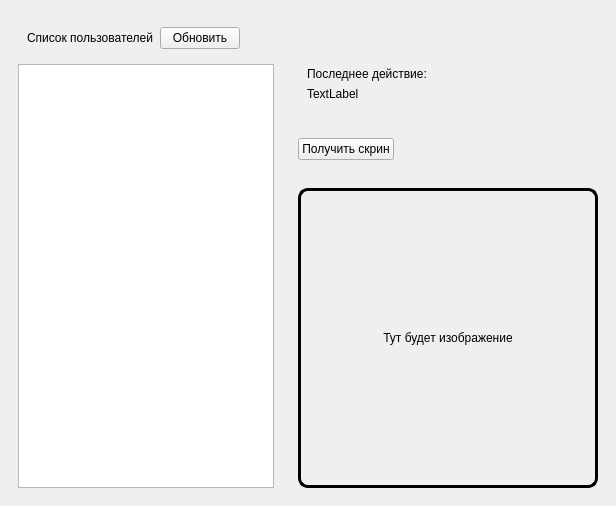
First picture: the form in client/mainwindow.ui, repository Lamardo43/resume-QT-cpp-tech, before the edit.
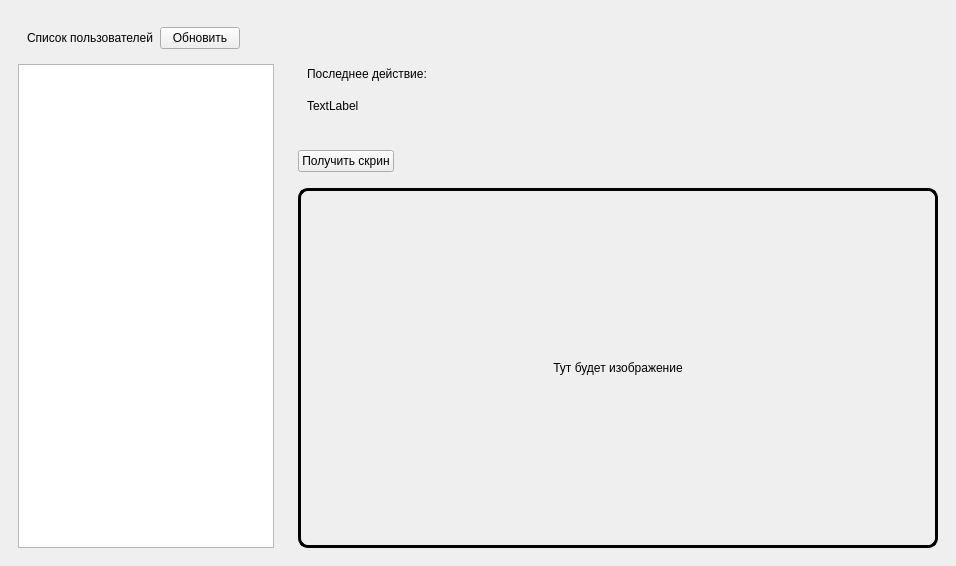
Second picture: the form after the edit.

Commit message: сделал редизайн окна

The edit to the form file:
```diff
--- a/client/mainwindow.ui
+++ b/client/mainwindow.ui
@@ -6,8 +6,8 @@
    <rect>
     <x>0</x>
     <y>0</y>
-    <width>616</width>
-    <height>506</height>
+    <width>956</width>
+    <height>566</height>
    </rect>
   </property>
   <property name="sizePolicy">
@@ -114,7 +114,7 @@
     <item alignment="Qt::AlignHCenter">
      <widget class="QWidget" name="widget_4" native="true">
       <property name="sizePolicy">
-       <sizepolicy hsizetype="Fixed" vsizetype="Preferred">
+       <sizepolicy hsizetype="Expanding" vsizetype="Preferred">
         <horstretch>0</horstretch>
         <verstretch>0</verstretch>
        </sizepolicy>
@@ -139,7 +139,7 @@
        <item>
         <widget class="QWidget" name="widget_3" native="true">
          <property name="sizePolicy">
-          <sizepolicy hsizetype="Fixed" vsizetype="Preferred">
+          <sizepolicy hsizetype="Expanding" vsizetype="Expanding">
            <horstretch>0</horstretch>
            <verstretch>0</verstretch>
           </sizepolicy>
@@ -148,7 +148,7 @@
           <item alignment="Qt::AlignTop">
            <widget class="QLabel" name="last_doing">
             <property name="sizePolicy">
-             <sizepolicy hsizetype="Fixed" vsizetype="Preferred">
+             <sizepolicy hsizetype="Expanding" vsizetype="Expanding">
               <horstretch>0</horstretch>
               <verstretch>0</verstretch>
              </sizepolicy>
@@ -167,7 +167,7 @@
           <item alignment="Qt::AlignTop">
            <widget class="QLabel" name="last_doing_label">
             <property name="sizePolicy">
-             <sizepolicy hsizetype="Fixed" vsizetype="Preferred">
+             <sizepolicy hsizetype="Expanding" vsizetype="Expanding">
               <horstretch>0</horstretch>
               <verstretch>0</verstretch>
              </sizepolicy>
@@ -245,16 +245,19 @@
        </item>
        <item>
         <widget class="QLabel" name="picture">
+         <property name="enabled">
+          <bool>true</bool>
+         </property>
          <property name="sizePolicy">
-          <sizepolicy hsizetype="Fixed" vsizetype="Preferred">
+          <sizepolicy hsizetype="Expanding" vsizetype="Expanding">
            <horstretch>0</horstretch>
            <verstretch>0</verstretch>
           </sizepolicy>
          </property>
          <property name="minimumSize">
           <size>
-           <width>300</width>
-           <height>300</height>
+           <width>640</width>
+           <height>360</height>
           </size>
          </property>
          <property name="styleSheet">
@@ -262,6 +265,9 @@
 border: 3px solid rgba(0, 0, 0, 255);
 border-radius: 10px;</string>
          </property>
+         <property name="frameShape">
+          <enum>QFrame::NoFrame</enum>
+         </property>
          <property name="text">
           <string>Тут будет изображение</string>
          </property>
```
Left out of the diff: 2 changed lines with no effect on the pictures. The commit also changes 2 other files.
